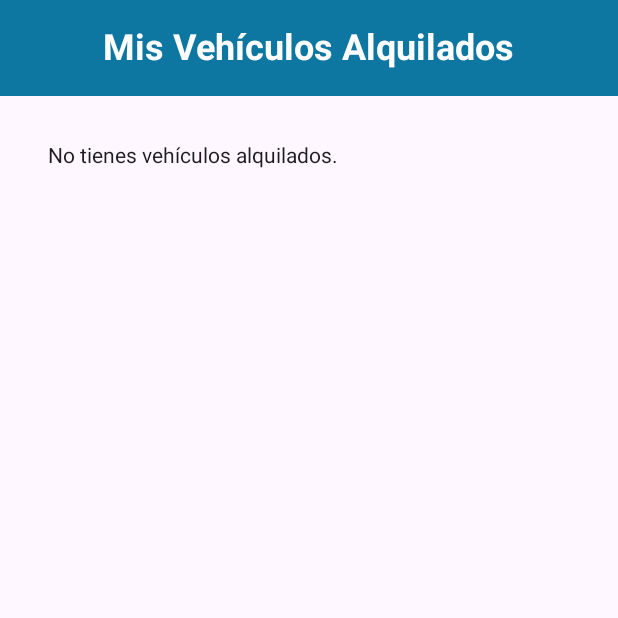
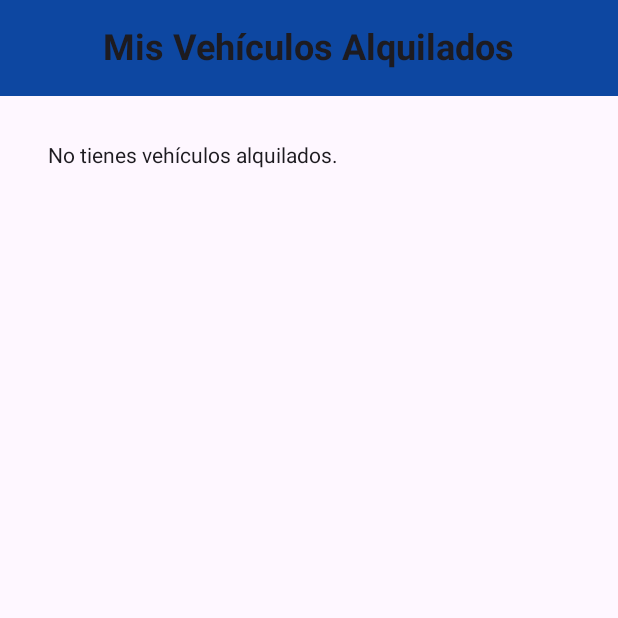
Before and after one commit to mmedina23/RentaVehiculosAndroid, an Android app built with Jetpack Compose: the VehiculosRentadosScreen screen opened through its navigation route, on a phone screen of 412 x 824 dp, the top half of it. Run offline under Robolectric (Android 15) with nearby library versions, the phone set to English and light mode, and no system bars.

Commit message:
Revert "Feat Mejora de la UI"
This reverts commit b50f0226209fc6b3204a839d4153fbaaa3846546.

```diff
--- a/app/src/main/java/com/pmd/rentavehiculos/MainActivity.kt
+++ b/app/src/main/java/com/pmd/rentavehiculos/MainActivity.kt
@@ -1,15 +1,12 @@
 package com.pmd.rentavehiculos
 
-import android.os.Build
 import android.os.Bundle
 import androidx.activity.ComponentActivity
 import androidx.activity.compose.setContent
-import androidx.annotation.RequiresApi
 import androidx.navigation.compose.rememberNavController
 import com.pmd.rentavehiculos.core.Navigation
 
 class MainActivity : ComponentActivity() {
-    @RequiresApi(Build.VERSION_CODES.O)
     override fun onCreate(savedInstanceState: Bundle?) {
         super.onCreate(savedInstanceState)
         setContent {
--- a/app/src/main/java/com/pmd/rentavehiculos/remote/RetrofitClient.kt
+++ b/app/src/main/java/com/pmd/rentavehiculos/remote/RetrofitClient.kt
@@ -4,7 +4,7 @@ import retrofit2.Retrofit
 import retrofit2.converter.gson.GsonConverterFactory
 
 object RetrofitClient {
-    private const val BASE_URL = "http://10.50.2.28:8080/api/v1/" // Cambiar a la URL real
+    private const val BASE_URL = "http://172.20.10.2:8080/api/v1/" // Cambiar a la URL real
 
     val authService: AuthService by lazy {
         Retrofit.Builder()
--- a/app/src/main/java/com/pmd/rentavehiculos/screen/VehiculosAdminScreen.kt
+++ b/app/src/main/java/com/pmd/rentavehiculos/screen/VehiculosAdminScreen.kt
@@ -67,7 +67,7 @@ fun VehiculosAdminScreen(
     Scaffold(
         topBar = {
             CenterAlignedTopAppBar(
-                title = { Text("Panel de Administrador") },
+                title = { Text("Panel de Administración") },
                 colors = TopAppBarDefaults.centerAlignedTopAppBarColors(
                     containerColor = Color(0xFF0077B7),
                     titleContentColor = Color.White
--- a/app/src/main/java/com/pmd/rentavehiculos/screen/VehiculosRentadosScreen.kt
+++ b/app/src/main/java/com/pmd/rentavehiculos/screen/VehiculosRentadosScreen.kt
@@ -47,11 +47,10 @@ fun VehiculosRentadosScreen(
                     Text(
                         text = "Mis Vehículos Alquilados",
                         fontWeight = FontWeight.Bold,
-                        fontSize = 24.sp,
-                        color = Color.White
+                        fontSize = 24.sp
                     )
                 },
-                colors = TopAppBarDefaults.topAppBarColors(containerColor = Color(0xFF0D77A1))
+                colors = TopAppBarDefaults.topAppBarColors(containerColor = Color(0xFF0D47A1))
             )
         },
         snackbarHost = { SnackbarHost(snackbarHostState) }
```
Also changed, not shown: app/src/main/java/com/pmd/rentavehiculos/screen/MenuAdminScreen.kt (+8 -18 lines), app/src/main/java/com/pmd/rentavehiculos/screen/VehiculosScreen.kt (+3 -12 lines).
